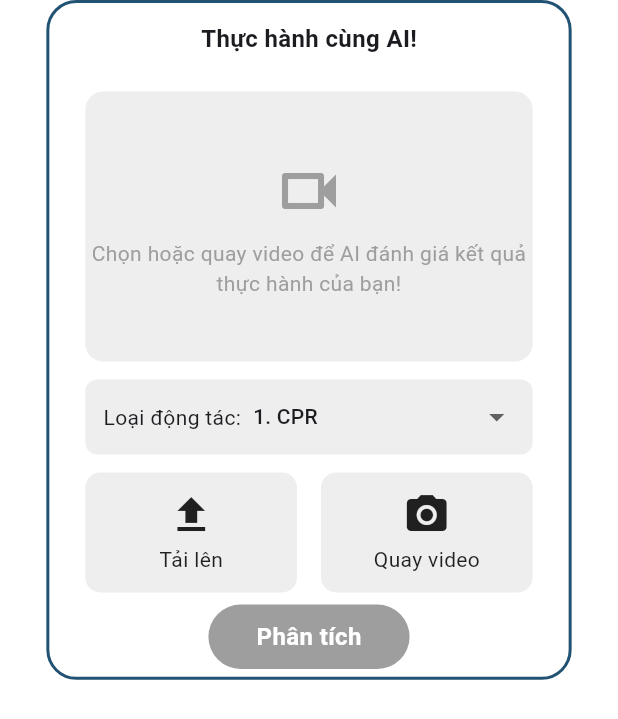
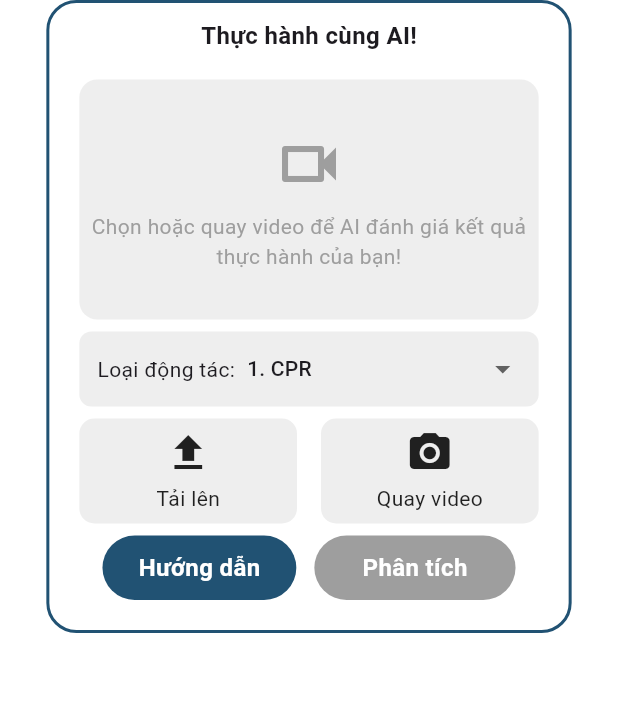
Before and after one commit to nphng15/learn2aid_frontend, a Flutter app: the LessonInteractive widget shown alone on an empty page, opened directly, on a phone screen of 412 x 824 dp. Shown: the top 719 px of the screen. Run offline on Flutter 3.47's test engine with Material 3 defaults, Android fonts, the phone set to English and light mode, and no system bars; our stand-ins replace cloud_firestore, firebase_auth, firebase_core, get, google_fonts, google_sign_in and 3 more; accounts and stored records are empty; statements that could not run were skipped.

Commit message:
updated guide button

```diff
--- a/lib/features/presentation/modules/lesson/widgets/lesson_interactive.dart
+++ b/lib/features/presentation/modules/lesson/widgets/lesson_interactive.dart
@@ -28,8 +28,7 @@ class LessonInteractive extends StatelessWidget {
         alignment: Alignment.center,
         child: Container(
           width: MediaQuery.of(context).size.width * 0.85,
-          height: MediaQuery.of(context).size.height * 0.55,
-          padding: const EdgeInsets.all(12),
+          padding: const EdgeInsets.all(10),
           decoration: BoxDecoration(
             color: const Color.fromARGB(255, 255, 255, 255),
             borderRadius: BorderRadius.circular(20),
@@ -45,42 +44,45 @@ class LessonInteractive extends StatelessWidget {
                   style: TextStyle(fontSize: 16, fontWeight: FontWeight.bold),
                 ),
               ),
-              const SizedBox(height: 12),
+              const SizedBox(height: 8),
               // Nội dung chính
-              Expanded(
-                child: Container(
-                  padding: const EdgeInsets.all(12),
+              Container(
+                constraints: BoxConstraints(
+                  maxHeight: MediaQuery.of(context).size.height * 0.5,
+                ),
+                padding: const EdgeInsets.all(10),
                 decoration: BoxDecoration(
                   color: Colors.white,
                   borderRadius: BorderRadius.circular(20),
                 ),
                 child: Column(
+                  mainAxisSize: MainAxisSize.min,
                   children: [
                     // Video preview area với kích thước cố định
                     SizedBox(
-                        height: 180, // Chiều cao cố định khớp với VideoPlayerWidget
+                      height: 160,
                       child: Obx(() => controller.videoFile.value != null
                           ? VideoPlayerWidget(videoFile: controller.videoFile.value!)
                           : _buildEmptyVideoArea(),
                       ),
                     ),
 
-                      const SizedBox(height: 12),
+                    const SizedBox(height: 8),
 
                     // Movement type dropdown và error message
                     SizedBox(
-                        height: 50, // Chiều cao cố đ
+                      height: 50,
                       child: Obx(() => controller.hasError.value
                           ? _buildErrorMessage(controller.errorMessage.value)
                           : _buildMovementDropdown(controller),
                       ),
                     ),
 
-                      const SizedBox(height: 12),
+                    const SizedBox(height: 8),
 
                     // Action buttons
                     SizedBox(
-                        height: 80,
+                      height: 70,
                       child: Row(
                         children: [
                           Expanded(
@@ -117,7 +119,6 @@ class LessonInteractive extends StatelessWidget {
                     // Nút phân tích
                     Obx(() => _buildAnalyzeButton(context, controller)),
                   ],
-                  ),
                 ),
               ),
             ],
@@ -241,7 +242,51 @@ class LessonInteractive extends StatelessWidget {
     final bool isDisabled = controller.isLoading.value || controller.videoFile.value == null;
 
     return Center(
-      child: GestureDetector(
+      child: Row(
+        mainAxisAlignment: MainAxisAlignment.center,
+        children: [
+          GestureDetector(
+            onTap: () {
+              Get.dialog(
+                AlertDialog(
+                  title: const Text('Hướng dẫn thực hành'),
+                  content: const Text(
+                    'Các bước thực hành:\n\n'
+                    '1. Chọn loại động tác cần thực hành\n'
+                    '2. Tải lên video hoặc quay video mới\n'
+                    '3. Nhấn nút Phân tích để AI đánh giá kỹ năng của bạn'
+                  ),
+                  actions: [
+                    TextButton(
+                      onPressed: () => Get.back(),
+                      child: const Text('Đã hiểu'),
+                    ),
+                  ],
+                ),
+                barrierDismissible: true,
+              );
+            },
+            child: Container(
+              padding: const EdgeInsets.symmetric(vertical: 10, horizontal: 24),
+              decoration: BoxDecoration(
+                color: const Color(0xff215273),
+                borderRadius: BorderRadius.circular(60),
+              ),
+              child: const Text(
+                'Hướng dẫn',
+                style: TextStyle(
+                  fontSize: 16,
+                  fontWeight: FontWeight.bold,
+                  color: Colors.white,
+                ),
+              ),
+            ),
+          ),
+
+          const SizedBox(width: 12),
+
+          // Nút Phân tích
+          GestureDetector(
             onTap: isDisabled
                 ? null
                 : () async {
@@ -289,6 +334,8 @@ class LessonInteractive extends StatelessWidget {
                       ),
                     ),
             ),
+          ),
+        ],
       ),
     );
   }
--- a/pubspec.yaml
+++ b/pubspec.yaml
@@ -16,7 +16,7 @@ publish_to: "none" # Remove this line if you wish to publish to pub.dev
 # https://developer.apple.com/library/archive/documentation/General/Reference/InfoPlistKeyReference/Articles/CoreFoundationKeys.html
 # In Windows, build-name is used as the major, minor, and patch parts
 # of the product and file versions while build-number is used as the build suffix.
-version: 1.0.0+1
+version: 1.0.0+4
 
 environment:
   sdk: ^3.6.1
```
Also changed, not shown: 1 other file. Lines whose indentation alone changed are shown as unchanged.
